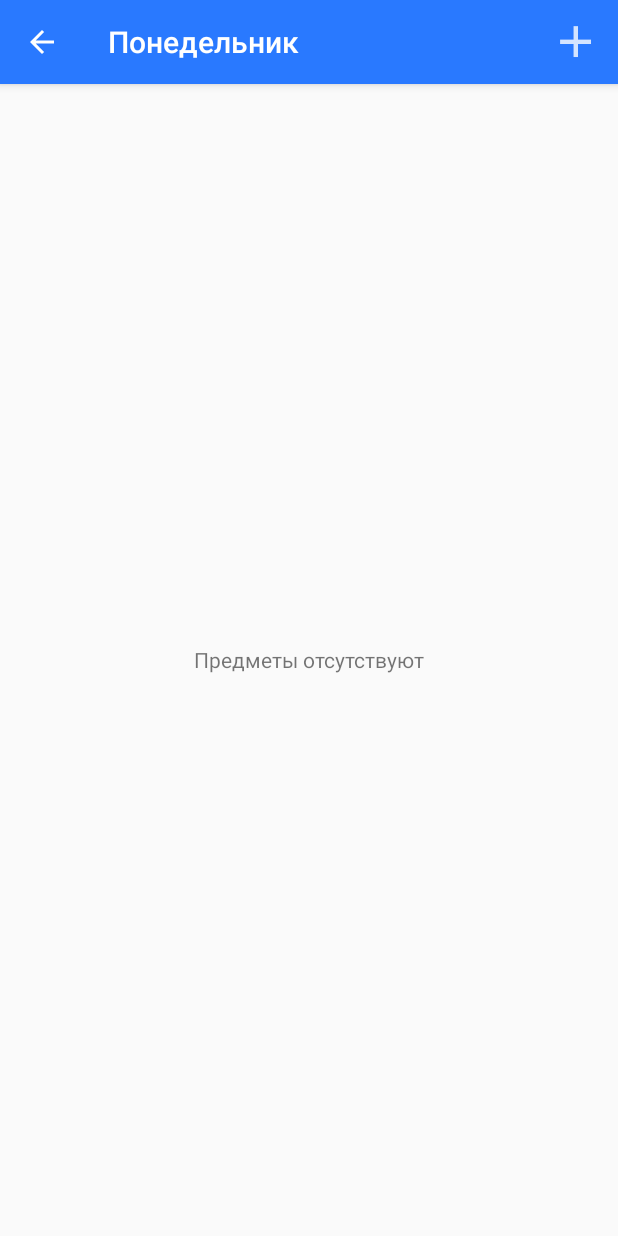
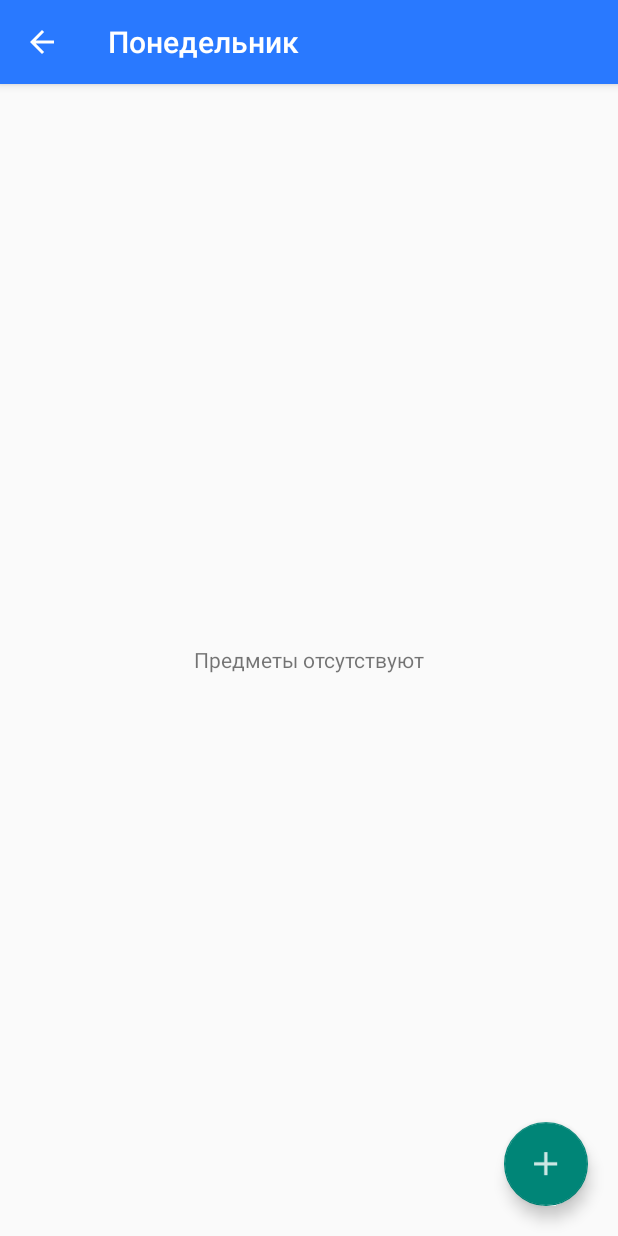
Before and after one commit to akella266/Shedule, an Android app: the screen it shows after launch (LessonsActivity), after a tap on "Понедельник", on a phone screen of 412 x 824 dp. Run offline under Robolectric (Android 15) with nearby library versions, the phone set to English and light mode, and no system bars.

Commit message:
Add Float Action Button and delete lesson.

```diff
--- a/app/src/main/AndroidManifest.xml
+++ b/app/src/main/AndroidManifest.xml
@@ -26,8 +26,7 @@
             </intent-filter>
         </activity>
 
-        <activity android:name=".Fragments.InfoPagerActivity"
-                  android:parentActivityName=".Fragments.LessonsActivity">
+        <activity android:name=".Fragments.InfoPagerActivity">
             <intent-filter>
                 <action android:name="android.intent.action.VIEW"/>
             </intent-filter>
--- a/app/src/main/java/com/akella266/paspisaniereload/Fragments/LessonSingle.java
+++ b/app/src/main/java/com/akella266/paspisaniereload/Fragments/LessonSingle.java
@@ -60,6 +60,10 @@ public class LessonSingle {
         ContentValues values = getContentValues(lesson);
 
         mDataBase.insert(getNAME(), null, values);
+    }
+
+    public void deleteLesson(LessonInfo info){
+        mDataBase.delete(getNAME(), LessonDBSchema.LessonTable.Cols.UUID + " = ?",new String[]{info.getId().toString()});
     }
 
     public ArrayList<LessonInfo> getmLessons(){
--- a/app/src/main/java/com/akella266/paspisaniereload/Fragments/LessonsFragment.java
+++ b/app/src/main/java/com/akella266/paspisaniereload/Fragments/LessonsFragment.java
@@ -3,6 +3,7 @@ package com.akella266.paspisaniereload.Fragments;
 import android.content.Intent;
 import android.os.Bundle;
 import android.support.annotation.Nullable;
+import android.support.design.widget.FloatingActionButton;
 import android.support.v4.app.Fragment;
 import android.support.v7.widget.LinearLayoutManager;
 import android.support.v7.widget.RecyclerView;
@@ -40,6 +41,7 @@ public class LessonsFragment extends Fragment {
     private RecyclerAdapter mAdapter;
     private String day;
     private TextView noLessons;
+    private FloatingActionButton mFab;
 
     public static LessonsFragment newInstance(String day){
         Bundle args = new Bundle();
@@ -61,37 +63,44 @@ public class LessonsFragment extends Fragment {
         rvList.setLayoutManager(new LinearLayoutManager(getActivity()));
 
         noLessons = (TextView) view.findViewById(R.id.activity_lesson_for_fragment_no_lessons);
+        mFab = (FloatingActionButton) view.findViewById(R.id.activity_lesson_for_fragments_fab);
+        mFab.setOnClickListener(new View.OnClickListener() {
+            @Override
+            public void onClick(View view) {
+                LessonInfo info = new LessonInfo();
+                LessonSingle.get(getActivity(),day).addLesson(info);
+                Intent intent = InfoPagerActivity.newIntent(getActivity(), info.getId());
+                startActivity(intent);
+            }
+        });
 
         updateUI();
 
         return view;
     }
 
-    @Override
-    public void onCreate(@Nullable Bundle savedInstanceState) {
-        super.onCreate(savedInstanceState);
-        setHasOptionsMenu(true);
-    }
+//    @Override
+//    public void onCreate(@Nullable Bundle savedInstanceState) {
+//        super.onCreate(savedInstanceState);
+//        setHasOptionsMenu(true);
+//    }
+//
+//    @Override
+//    public void onCreateOptionsMenu(Menu menu, MenuInflater inflater) {
+//        super.onCreateOptionsMenu(menu, inflater);
+//        inflater.inflate(R.menu.lesson_fragment_list, menu);
+//    }
 
-    @Override
-    public void onCreateOptionsMenu(Menu menu, MenuInflater inflater) {
-        super.onCreateOptionsMenu(menu, inflater);
-        inflater.inflate(R.menu.lesson_fragment_list, menu);
-    }
-
-    @Override
-    public boolean onOptionsItemSelected(MenuItem item) {
-        switch(item.getItemId()){
-            case R.id.menu_item_new_lesson:
-                LessonInfo info = new LessonInfo();
-                LessonSingle.get(getActivity(),day).addLesson(info);
-                Intent intent = InfoPagerActivity.newIntent(getActivity(), info.getId());
-                startActivity(intent);
-                return true;
-            default:
-                return super.onOptionsItemSelected(item);
-        }
-    }
+//    @Override
+//    public boolean onOptionsItemSelected(MenuItem item) {
+//        switch(item.getItemId()){
+//            case R.id.menu_item_new_lesson:
+//
+//                return true;
+//            default:
+//                return super.onOptionsItemSelected(item);
+//        }
+//    }
 
     private void updateUI() {
 
--- a/app/src/main/res/layout/activity_lesson_for_fragments.xml
+++ b/app/src/main/res/layout/activity_lesson_for_fragments.xml
@@ -1,9 +1,9 @@
 <?xml version="1.0" encoding="utf-8"?>
 <RelativeLayout xmlns:android="http://schemas.android.com/apk/res/android"
     xmlns:tools="http://schemas.android.com/tools"
-    android:orientation="vertical"
     android:layout_width="match_parent"
-    android:layout_height="match_parent">
+    android:layout_height="match_parent"
+    xmlns:app="http://schemas.android.com/apk/res-auto">
 
     <TextView
         android:id="@+id/activity_lesson_for_fragment_no_lessons"
@@ -12,14 +12,25 @@
         android:text="@string/no_lessons"
         android:layout_centerInParent="true"/>
 
-
     <android.support.v7.widget.RecyclerView
         android:id="@+id/rvList"
         android:scrollbars="vertical"
-        android:layout_height="match_parent"
+        android:layout_height="wrap_content"
         android:layout_width="match_parent"
-        android:visibility="visible"
-        />
+        android:visibility="visible" />
+
+    <android.support.design.widget.FloatingActionButton
+        android:id="@+id/activity_lesson_for_fragments_fab"
+        android:layout_width="wrap_content"
+        android:layout_height="wrap_content"
+        app:rippleColor="#2979ff"
+        android:elevation="8dp"
+        android:src="@drawable/ic_add_white"
+        android:layout_alignParentBottom="true"
+        android:layout_alignParentRight="true"
+        android:layout_alignParentEnd="true"
+        android:layout_marginBottom="20dp"
+        android:layout_marginRight="20dp" />
 
 
 </RelativeLayout>
--- a/app/src/main/res/menu/lesson_fragment_list.xml
+++ b/app/src/main/res/menu/lesson_fragment_list.xml
@@ -4,7 +4,7 @@
 
     <item
         android:id="@+id/menu_item_new_lesson"
-        android:icon="@drawable/ic_add_white"
+        android:icon="@drawable/ic_delete_white"
         app:showAsAction="ifRoom"
         android:title="@string/new_lesson" />
 </menu>
```
Also changed, not shown: app/src/main/java/com/akella266/paspisaniereload/Fragments/InfoFragment.java (+30 -1 lines), app/src/main/res/drawable-hdpi/ic_delete_white.png (added), app/src/main/res/drawable-mdpi/ic_delete_white.png (added), app/src/main/res/drawable-xhdpi/ic_delete_white.png (added), app/src/main/res/drawable-xxhdpi/ic_delete_white.png (added).
